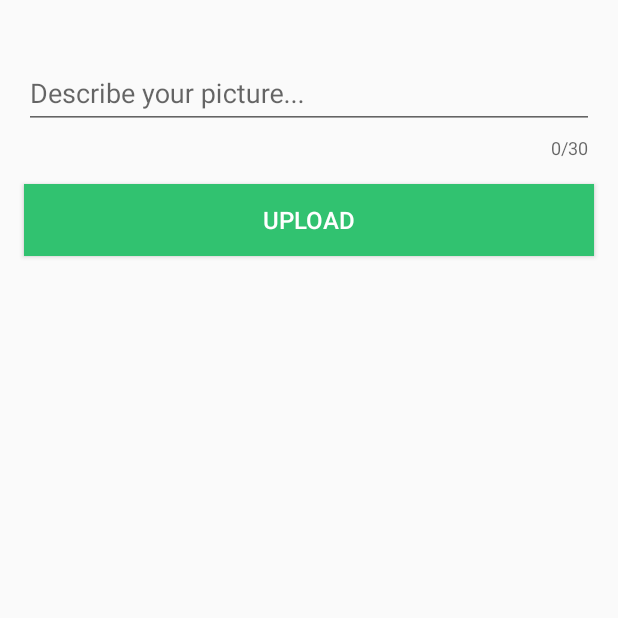
After one commit to nekogee/Pixies, an Android app: the EditTextActivity screen opened directly, with no data from a screen before it, on a phone screen of 412 x 824 dp, the top half of it. The commit adds this screen. Run offline under Robolectric (Android 15) with nearby library versions, the phone set to English and light mode, and no system bars.

Commit message:
add description function

```diff
--- a/app/src/main/AndroidManifest.xml
+++ b/app/src/main/AndroidManifest.xml
@@ -19,6 +19,7 @@
                 <category android:name="android.intent.category.LAUNCHER" />
             </intent-filter>
         </activity>
+        <activity android:name=".EditTextActivity"/>
 
         <provider
             android:name="android.support.v4.content.FileProvider"
--- /dev/null
+++ b/app/src/main/java/com/nekogee/pixies/EditTextActivity.java
@@ -0,0 +1,38 @@
+package com.nekogee.pixies;
+
+import android.content.Intent;
+import android.os.Bundle;
+import android.support.design.widget.TextInputEditText;
+import android.support.v4.app.Fragment;
+import android.support.v7.app.AppCompatActivity;
+import android.util.Log;
+import android.view.LayoutInflater;
+import android.view.View;
+import android.view.ViewGroup;
+import android.widget.Button;
+
+/**
+ * Created by hui jie on 2018/3/29.
+ */
+
+public class EditTextActivity extends AppCompatActivity {
+
+    @Override
+    protected void onCreate(Bundle savedInstanceState) {
+        super.onCreate(savedInstanceState);
+        setContentView(R.layout.activity_edittext);
+        final TextInputEditText textInputEditText = findViewById(R.id.editText_input);
+        Button button = findViewById(R.id.button_upload);
+        button.setOnClickListener(new View.OnClickListener() {
+            @Override
+            public void onClick(View v) {
+                Intent intent = new Intent();
+                String data = textInputEditText.getText().toString();
+                intent.putExtra("EditText",data);
+                Log.d("neww", data);
+                setResult(RESULT_OK,intent);
+                finish();
+            }
+        });
+    }
+}
--- /dev/null
+++ b/app/src/main/res/layout/activity_edittext.xml
@@ -0,0 +1,42 @@
+<?xml version="1.0" encoding="utf-8"?>
+<LinearLayout xmlns:android="http://schemas.android.com/apk/res/android"
+    xmlns:app="http://schemas.android.com/apk/res-auto"
+    android:layout_width="match_parent"
+    android:layout_height="match_parent"
+    android:focusableInTouchMode="true"
+    android:orientation="vertical">
+    <ImageView
+        android:layout_width="wrap_content"
+        android:layout_height="wrap_content"
+        android:adjustViewBounds="true"
+        android:layout_gravity="center_horizontal"
+        android:id="@+id/image_selected"/>
+
+    <android.support.design.widget.TextInputLayout
+        android:id="@+id/til_mobile"
+        android:layout_width="match_parent"
+        android:layout_height="wrap_content"
+        android:layout_marginTop="30dp"
+        android:layout_marginLeft="16dp"
+        android:layout_marginRight="16dp"
+        app:counterEnabled="true"
+        app:counterMaxLength="30">
+        <android.support.design.widget.TextInputEditText
+            android:id="@+id/editText_input"
+            android:layout_width="match_parent"
+            android:layout_height="wrap_content"
+            android:drawablePadding="4dp"
+            android:gravity="center_vertical"
+            android:hint="Describe your picture..."/>
+    </android.support.design.widget.TextInputLayout>
+    <Button
+        android:id="@+id/button_upload"
+        android:layout_width="match_parent"
+        android:layout_height="wrap_content"
+        android:layout_margin="16dp"
+        android:onClick="Ma"
+        android:text="Upload"
+        android:textColor="#fff"
+        android:textSize="16sp"
+        android:background="#FF31c270"/>
+</LinearLayout>
--- a/app/src/main/res/layout/activity_main.xml
+++ b/app/src/main/res/layout/activity_main.xml
@@ -1,5 +1,4 @@
 <?xml version="1.0" encoding="utf-8"?>
-
 <android.support.v4.widget.DrawerLayout
     android:layout_height="match_parent"
     android:layout_width="match_parent"
@@ -8,6 +7,7 @@
     android:fitsSystemWindows="true"
     xmlns:android="http://schemas.android.com/apk/res/android"
     >
+
 
     <android.support.design.widget.CoordinatorLayout xmlns:android="http://schemas.android.com/apk/res/android"
         android:layout_width="match_parent"
@@ -31,6 +31,7 @@
             android:layout_width="match_parent"
             android:layout_height="match_parent"
             app:layout_behavior="@string/appbar_scrolling_view_behavior">
+
             <android.support.v7.widget.RecyclerView
                 android:id="@+id/recyclerView"
                 android:layout_width="match_parent"
@@ -38,6 +39,7 @@
 
                 android:clipToPadding="false"
                 />
+
         </android.support.v4.widget.SwipeRefreshLayout>
 
     </android.support.design.widget.CoordinatorLayout>
@@ -52,4 +54,6 @@
         android:theme="@style/MyDrawer"
         app:headerLayout="@layout/nav_header"/>
 
+
+
 </android.support.v4.widget.DrawerLayout>
```
Also changed, not shown: app/src/main/java/com/nekogee/pixies/MainActivity.java (+35 -33 lines).
